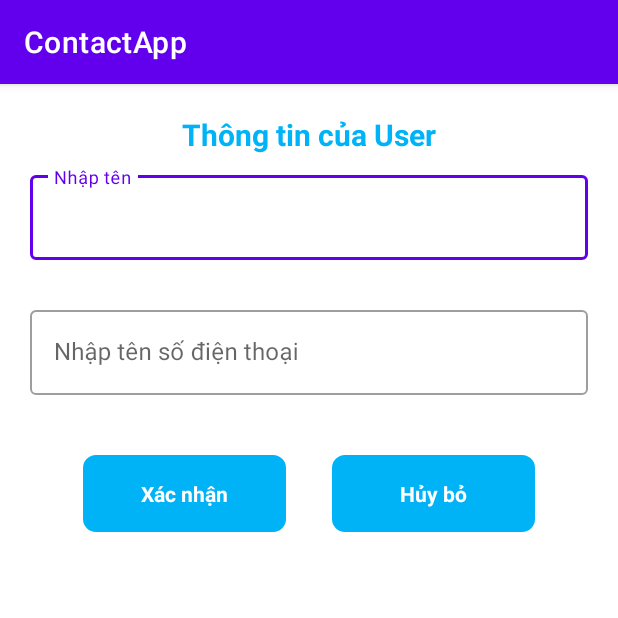
After one commit to DoAnhKien/ReadAllContactFromPhone, an Android app: the AddEditActivity screen opened directly, with no data from a screen before it, on a phone screen of 412 x 824 dp, the top half of it. The commit adds this screen. Run offline under Robolectric (Android 15) with nearby library versions, the phone set to English and light mode, and no system bars; our stand-ins replace data binding.

Commit message:
update ui

```diff
--- a/app/src/main/AndroidManifest.xml
+++ b/app/src/main/AndroidManifest.xml
@@ -12,6 +12,9 @@
         android:supportsRtl="true"
         android:theme="@style/Theme.ContactApp">
         <activity
+            android:name=".screens.addedit.AddEditActivity"
+            android:exported="true" />
+        <activity
             android:name=".screens.main.MainActivity"
             android:exported="true">
             <intent-filter>
--- /dev/null
+++ b/app/src/main/java/com/quangdm/contactapp/base/BaseInterface.kt
@@ -0,0 +1,4 @@
+package com.quangdm.contactapp.base
+
+interface BaseInterface {
+}
--- /dev/null
+++ b/app/src/main/java/com/quangdm/contactapp/screens/addedit/AddEdiInterface.kt
@@ -0,0 +1,4 @@
+package com.quangdm.contactapp.screens.addedit
+
+interface AddEdiInterface {
+}
--- /dev/null
+++ b/app/src/main/java/com/quangdm/contactapp/screens/addedit/AddEditActivity.kt
@@ -0,0 +1,50 @@
+package com.quangdm.contactapp.screens.addedit
+
+import androidx.appcompat.app.AppCompatActivity
+import android.os.Bundle
+import android.view.View
+import com.quangdm.contactapp.R
+import com.quangdm.contactapp.base.BaseActivity
+import com.quangdm.contactapp.databinding.ActivityAddEditBinding
+import com.quangdm.contactapp.model.User
+
+class AddEditActivity : BaseActivity<ActivityAddEditBinding>(), View.OnClickListener,
+    AddEdiInterface {
+
+    private var user: User? = null
+
+    override fun initLayout(): Int = R.layout.activity_add_edit
+
+    override fun init() {
+        initDataForActivity()
+    }
+
+    private fun initDataForActivity() {
+        val user = intent.getBundleExtra("1234")?.getParcelable<User>("123")
+        if (user != null) {
+            binding?.user = user
+            return
+        }
+    }
+
+    override fun setOnClickForViews() {
+        binding?.tvCancel?.setOnClickListener(this)
+        binding?.tvConfirm?.setOnClickListener(this)
+    }
+
+    override fun initViews() {
+
+    }
+
+    override fun onClick(p0: View?) {
+        when (p0?.id) {
+            R.id.tvCancel -> {
+
+            }
+            R.id.tvConfirm -> {
+
+            }
+        }
+    }
+
+}
--- /dev/null
+++ b/app/src/main/java/com/quangdm/contactapp/screens/addedit/AddEditPresenter.kt
@@ -0,0 +1,4 @@
+package com.quangdm.contactapp.screens.addedit
+
+class AddEditPresenter {
+}
--- /dev/null
+++ b/app/src/main/java/com/quangdm/contactapp/utils/BindingUtils.kt
@@ -0,0 +1,23 @@
+package com.quangdm.contactapp.utils
+
+import android.widget.TextView
+import androidx.databinding.BindingAdapter
+import com.quangdm.contactapp.model.User
+
+
+object BindingUtils {
+
+    @BindingAdapter("setTextForUserName")
+    @JvmStatic
+    fun setTextForUserName(tv: TextView, user: User?) {
+        tv.text = user?.userName
+    }
+
+    @BindingAdapter("setTextForUserPhone")
+    @JvmStatic
+    fun setTextForUserPhone(tv: TextView, user: User?) {
+        tv.text = user?.userPhoneNumber
+    }
+
+
+}
--- a/app/src/main/java/com/quangdm/contactapp/utils/Utils.kt
+++ b/app/src/main/java/com/quangdm/contactapp/utils/Utils.kt
@@ -5,9 +5,13 @@ import android.view.animation.DecelerateInterpolator
 import android.animation.ValueAnimator
 import android.animation.ValueAnimator.AnimatorUpdateListener
 import android.view.View
+import com.quangdm.contactapp.model.User
 
 
 object Utils {
+
+
+
 
     fun expand(v: View, duration: Int, targetHeight: Int) {
         val prevHeight: Int = v.height
--- /dev/null
+++ b/app/src/main/res/drawable/ic_add.xml
@@ -0,0 +1,5 @@
+<vector android:height="24dp" android:tint="#FFFFFF"
+    android:viewportHeight="24" android:viewportWidth="24"
+    android:width="24dp" xmlns:android="http://schemas.android.com/apk/res/android">
+    <path android:fillColor="@android:color/white" android:pathData="M19,13h-6v6h-2v-6H5v-2h6V5h2v6h6v2z"/>
+</vector>
--- /dev/null
+++ b/app/src/main/res/layout/activity_add_edit.xml
@@ -0,0 +1,111 @@
+<?xml version="1.0" encoding="utf-8"?>
+<layout xmlns:android="http://schemas.android.com/apk/res/android"
+    xmlns:app="http://schemas.android.com/apk/res-auto"
+    xmlns:tools="http://schemas.android.com/tools">
+
+    <data>
+
+
+        <variable
+            name="user"
+            type="com.quangdm.contactapp.model.User" />
+    </data>
+
+    <androidx.appcompat.widget.LinearLayoutCompat
+        android:layout_width="match_parent"
+        android:layout_height="match_parent"
+        android:orientation="vertical"
+        android:padding="20dp"
+        tools:context=".screens.addedit.AddEditActivity">
+
+        <TextView
+            android:layout_width="match_parent"
+            android:layout_height="wrap_content"
+            android:gravity="center"
+            android:text="Thông tin của User"
+            android:textColor="@color/main"
+            android:textSize="20dp"
+            android:textStyle="bold" />
+
+        <com.google.android.material.textfield.TextInputLayout
+            style="@style/Widget.MaterialComponents.TextInputLayout.OutlinedBox"
+            android:layout_width="match_parent"
+            android:layout_height="wrap_content"
+            android:layout_marginTop="8dp"
+            android:layout_marginBottom="20dp"
+            android:textColor="@color/main">
+
+            <com.google.android.material.textfield.TextInputEditText
+                android:id="@+id/edtAdminName"
+                setTextForUserName="@{user}"
+                android:layout_width="match_parent"
+                android:layout_height="fill_parent"
+                android:drawablePadding="10dp"
+                android:hint="Nhập tên"
+                android:inputType="text"
+                android:textColor="@color/main" />
+        </com.google.android.material.textfield.TextInputLayout>
+
+        <com.google.android.material.textfield.TextInputLayout
+            style="@style/Widget.MaterialComponents.TextInputLayout.OutlinedBox"
+            android:layout_width="match_parent"
+            android:layout_height="wrap_content"
+            android:layout_marginTop="8dp"
+            android:layout_marginBottom="20dp">
+
+            <com.google.android.material.textfield.TextInputEditText
+                android:id="@+id/edtUserPhone"
+                setTextForUserPhone="@{user}"
+                android:layout_width="match_parent"
+                android:layout_height="fill_parent"
+                android:drawablePadding="10dp"
+                android:hint="Nhập tên số điện thoại"
+                android:inputType="number"
+                android:textColor="@color/main" />
+        </com.google.android.material.textfield.TextInputLayout>
+
+
+        <LinearLayout
+            android:layout_width="match_parent"
+            android:layout_height="wrap_content"
+            android:layout_margin="20dp"
+            android:orientation="horizontal">
+
+            <TextView
+                android:id="@+id/tvConfirm"
+                android:layout_width="0dp"
+                android:layout_height="wrap_content"
+                android:layout_marginHorizontal="15dp"
+                android:layout_weight="1"
+                android:background="@drawable/button"
+                android:clickable="true"
+                android:focusable="true"
+                android:paddingHorizontal="26dp"
+                android:paddingVertical="16dp"
+                android:text="Xác nhận"
+                android:textAlignment="center"
+                android:textColor="@color/white"
+                android:textStyle="bold" />
+
+
+            <TextView
+                android:id="@+id/tvCancel"
+                android:layout_width="0dp"
+                android:layout_height="wrap_content"
+                android:layout_marginHorizontal="15dp"
+                android:layout_weight="1"
+                android:background="@drawable/button"
+                android:clickable="true"
+                android:focusable="true"
+                android:paddingHorizontal="26dp"
+                android:paddingVertical="16dp"
+                android:text="Hủy bỏ"
+                android:textAlignment="center"
+                android:textColor="@color/white"
+                android:textStyle="bold" />
+
+
+        </LinearLayout>
+
+    </androidx.appcompat.widget.LinearLayoutCompat>
+</layout>
```
Also changed, not shown: app/src/main/java/com/quangdm/contactapp/base/Const.kt (deleted, +0 -15 lines), app/src/main/java/com/quangdm/contactapp/model/User.kt (+4 -8 lines), app/src/main/java/com/quangdm/contactapp/screens/main/MainActivity.kt (+53 -6 lines), app/src/main/java/com/quangdm/contactapp/screens/main/MainPresenter.kt (+67 -29 lines), app/src/main/java/com/quangdm/contactapp/screens/main/UserAdapter.kt (+7 -2 lines), app/src/main/java/com/quangdm/contactapp/utils/Const.kt (added, +12 -0 lines), app/src/main/res/layout/activity_main.xml (+10 -0 lines).
